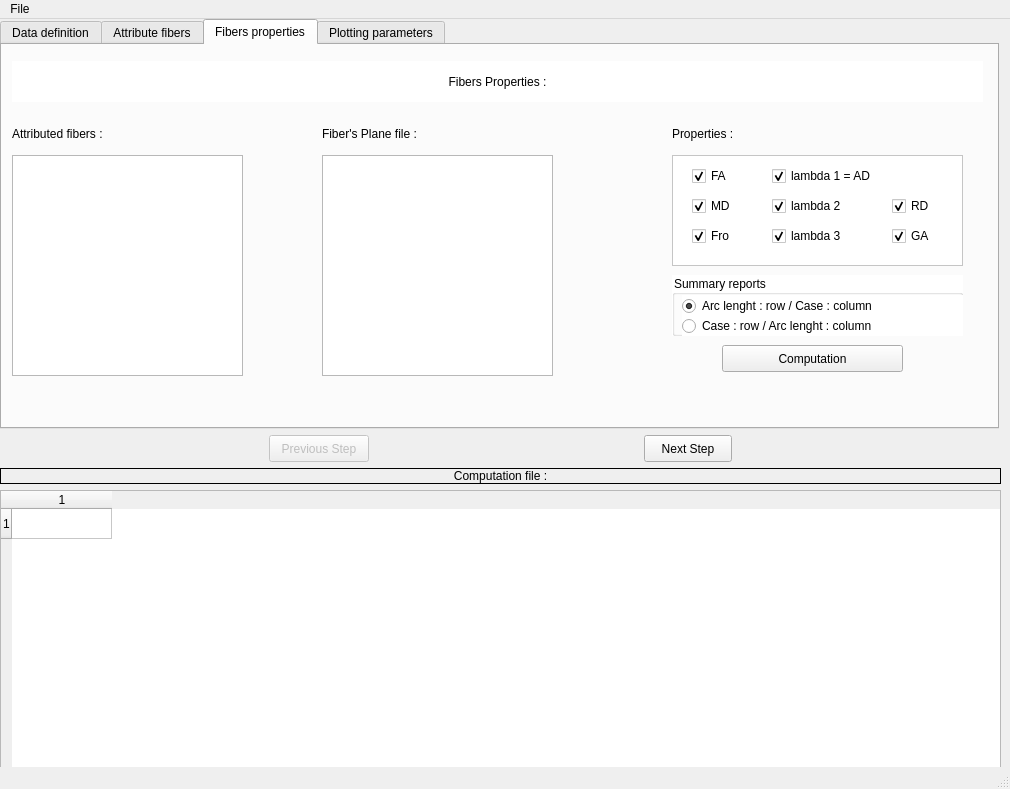
Before: the Qt Designer form Applications/DTIAtlasFiberAnalyzer/DTIAtlasFiberAnalyzerguiwindow.ui in NIRALUser/DTIFiberTractStatistics, drawn with Qt 5.
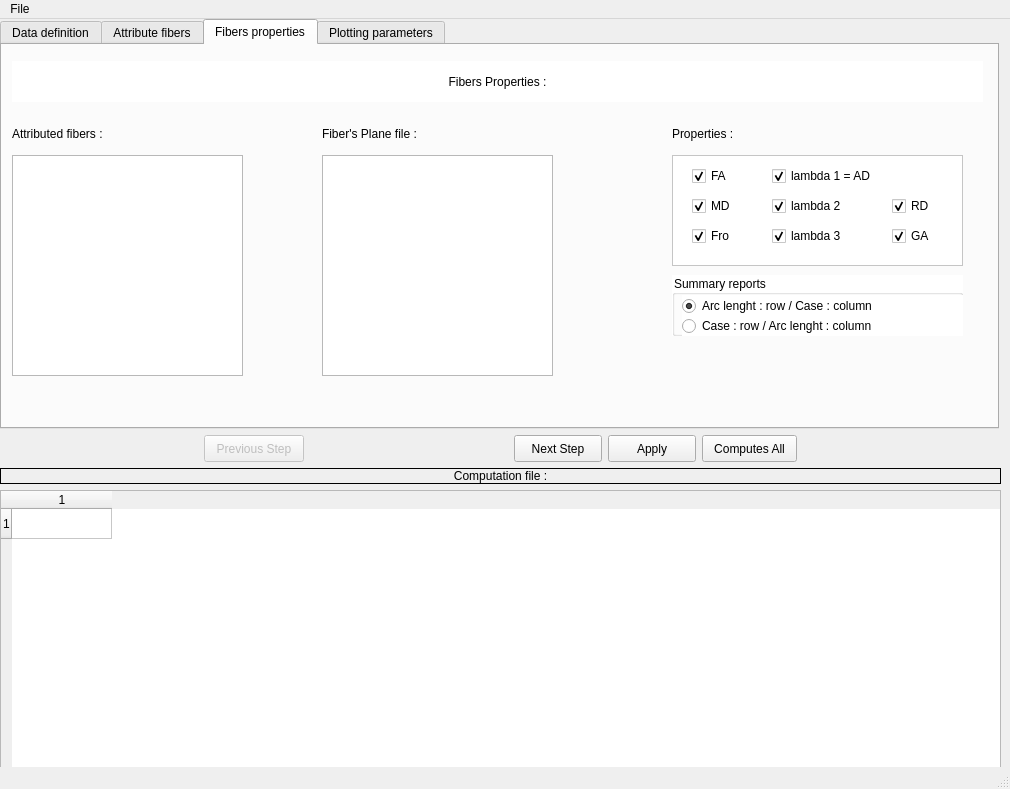
After: the same form once the commit is applied. The open tabs and pages were chosen to show the change.

Commit message: ENH:GUI modifications + Possibility to load a data file and an analysis one.

Diff of the .ui file:
```diff
--- a/Applications/DTIAtlasFiberAnalyzer/DTIAtlasFiberAnalyzerguiwindow.ui
+++ b/Applications/DTIAtlasFiberAnalyzer/DTIAtlasFiberAnalyzerguiwindow.ui
@@ -26,6 +26,19 @@
     <layout class="QGridLayout" name="PrincipalLayout">
      <item row="1" column="0">
       <layout class="QHBoxLayout" name="steplayout">
+       <item>
+        <spacer name="horizontalSpacer_2">
+         <property name="orientation">
+          <enum>Qt::Horizontal</enum>
+         </property>
+         <property name="sizeHint" stdset="0">
+          <size>
+           <width>40</width>
+           <height>20</height>
+          </size>
+         </property>
+        </spacer>
+       </item>
        <item>
         <widget class="QPushButton" name="previousstep">
          <property name="enabled">
@@ -48,6 +61,22 @@
          </property>
         </widget>
        </item>
+       <item>
+        <spacer name="horizontalSpacer">
+         <property name="orientation">
+          <enum>Qt::Horizontal</enum>
+         </property>
+         <property name="sizeType">
+          <enum>QSizePolicy::Expanding</enum>
+         </property>
+         <property name="sizeHint" stdset="0">
+          <size>
+           <width>150</width>
+           <height>20</height>
+          </size>
+         </property>
+        </spacer>
+       </item>
        <item>
         <widget class="QPushButton" name="nextstep">
          <property name="minimumSize">
@@ -67,6 +96,57 @@
          </property>
         </widget>
        </item>
+       <item>
+        <widget class="QPushButton" name="Apply">
+         <property name="minimumSize">
+          <size>
+           <width>88</width>
+           <height>27</height>
+          </size>
+         </property>
+         <property name="maximumSize">
+          <size>
+           <width>88</width>
+           <height>27</height>
+          </size>
+         </property>
+         <property name="text">
+          <string>Apply</string>
+         </property>
+        </widget>
+       </item>
+       <item>
+        <widget class="QPushButton" name="AutomatedComputation">
+         <property name="minimumSize">
+          <size>
+           <width>95</width>
+           <height>27</height>
+          </size>
+         </property>
+         <property name="maximumSize">
+          <size>
+           <width>95</width>
+           <height>27</height>
+          </size>
+         </property>
+         <property name="text">
+          <string>Computes All</string>
+         </property>
+        </widget>
+       </item>
+       <item>
+        <spacer name="horizontalSpacer_3">
+         <property name="orientation">
+          <enum>Qt::Horizontal</enum>
+         </property>
+         <property name="sizeHint" stdset="0">
+          <size>
+           <width>40</width>
+           <height>20</height>
+          </size>
+         </property>
+        </spacer>
+       </item>
       </layout>
      </item>
      <item row="3" column="0">
@@ -1255,19 +1335,6 @@
           <string>Attributed fibers :</string>
          </property>
         </widget>
-        <widget class="QPushButton" name="ApplyDTI_tract_stat">
-         <property name="geometry">
-          <rect>
-           <x>720</x>
-           <y>300</y>
-           <width>181</width>
-           <height>27</height>
-          </rect>
-         </property>
-         <property name="text">
-          <string>Computation</string>
-         </property>
-        </widget>
         <widget class="QListWidget" name="FiberSelected2List">
          <property name="geometry">
           <rect>
```
Left out of the diff: 48 changed lines with no effect on the pictures. The commit also changes 6 other files.
